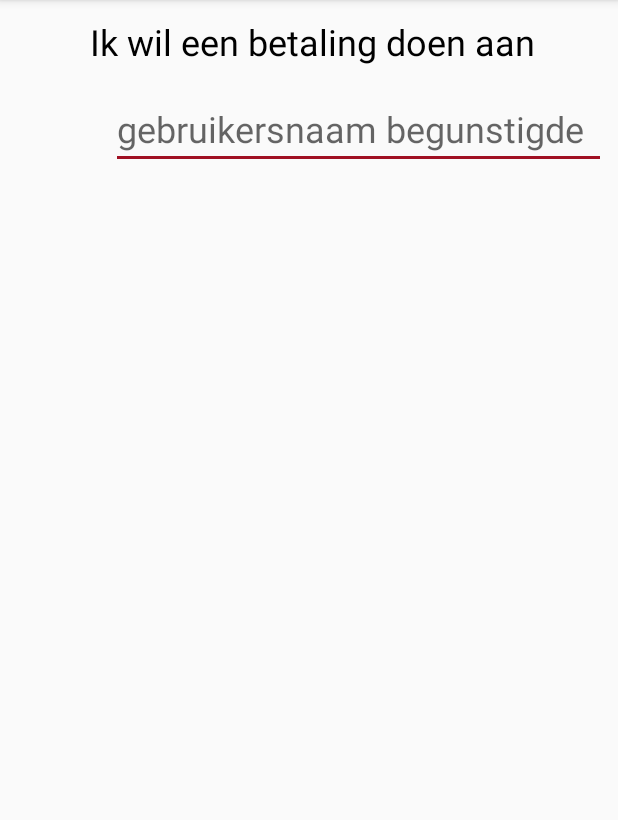
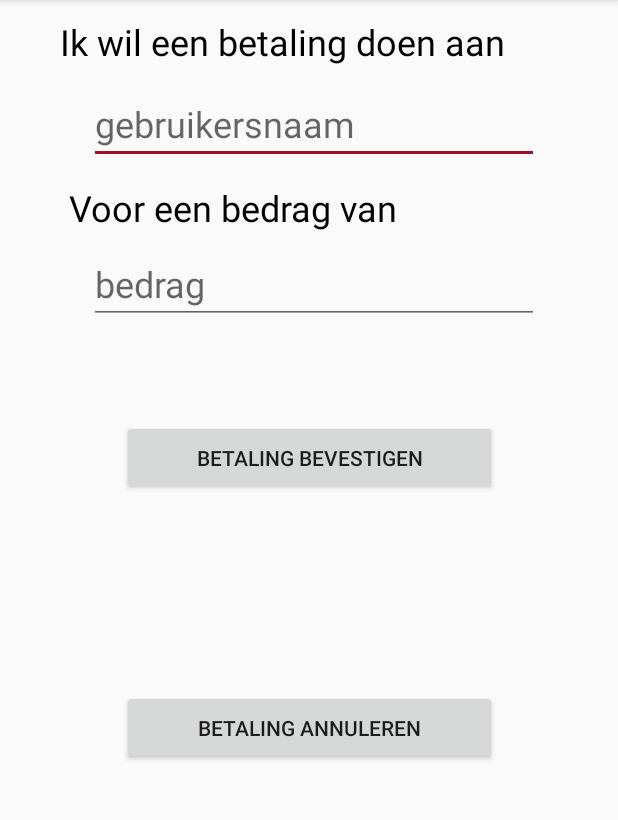
Before and after one commit to dragonq1/NetPay, an Android app: the BetalingManueel screen opened directly, with no data from a screen before it, on a phone screen of 412 x 824 dp, the part 84-904 px from its top. Run offline under Robolectric (Android 15) with nearby library versions, the phone set to English and light mode, and no system bars; our stand-ins replace Volley; 1 statement that could not run was skipped.

Commit message:
-Manueel betalen afgewerkt en methode gemaakt om betalingen te doen

```diff
--- a/app/src/main/java/com/example/quinten/netpay/MainActivity.java
+++ b/app/src/main/java/com/example/quinten/netpay/MainActivity.java
@@ -13,6 +13,7 @@ import android.widget.Toast;
 import com.android.volley.RequestQueue;
 import com.android.volley.Response;
 import com.android.volley.toolbox.Volley;
+import com.example.quinten.requests.LoginRequest;
 
 import org.json.JSONException;
 import org.json.JSONObject;
--- a/app/src/main/java/com/example/quinten/netpay/Registreren.java
+++ b/app/src/main/java/com/example/quinten/netpay/Registreren.java
@@ -12,6 +12,7 @@ import android.widget.Toast;
 import com.android.volley.RequestQueue;
 import com.android.volley.Response;
 import com.android.volley.toolbox.Volley;
+import com.example.quinten.requests.RegisterRequest;
 
 import org.json.JSONException;
 import org.json.JSONObject;
--- a/app/src/main/java/com/example/quinten/netpay/Transacties.java
+++ b/app/src/main/java/com/example/quinten/netpay/Transacties.java
@@ -15,6 +15,7 @@ import android.widget.Toast;
 import com.android.volley.RequestQueue;
 import com.android.volley.Response;
 import com.android.volley.toolbox.Volley;
+import com.example.quinten.requests.TransactiesRequest;
 
 import org.json.JSONException;
 import org.json.JSONObject;
--- a/app/src/main/java/com/example/quinten/netpay/WachtwoordVeranderen.java
+++ b/app/src/main/java/com/example/quinten/netpay/WachtwoordVeranderen.java
@@ -12,6 +12,7 @@ import android.widget.Toast;
 import com.android.volley.RequestQueue;
 import com.android.volley.Response;
 import com.android.volley.toolbox.Volley;
+import com.example.quinten.requests.WachtwoordVRequest;
 
 import org.json.JSONException;
 import org.json.JSONObject;
--- a/app/src/main/java/com/example/quinten/netpay/LoginRequest.java
+++ b/app/src/main/java/com/example/quinten/requests/LoginRequest.java
@@ -1,4 +1,4 @@
-package com.example.quinten.netpay;
+package com.example.quinten.requests;
 
 import com.android.volley.Response;
 import com.android.volley.toolbox.StringRequest;
--- a/app/src/main/java/com/example/quinten/netpay/RegisterRequest.java
+++ b/app/src/main/java/com/example/quinten/requests/RegisterRequest.java
@@ -1,4 +1,4 @@
-package com.example.quinten.netpay;
+package com.example.quinten.requests;
 
 
 import com.android.volley.Response;
--- a/app/src/main/java/com/example/quinten/netpay/TransactiesRequest.java
+++ b/app/src/main/java/com/example/quinten/requests/TransactiesRequest.java
@@ -1,4 +1,4 @@
-package com.example.quinten.netpay;
+package com.example.quinten.requests;
 
 import com.android.volley.Response;
 import com.android.volley.toolbox.StringRequest;
--- a/app/src/main/java/com/example/quinten/netpay/WachtwoordVRequest.java
+++ b/app/src/main/java/com/example/quinten/requests/WachtwoordVRequest.java
@@ -1,4 +1,4 @@
-package com.example.quinten.netpay;
+package com.example.quinten.requests;
 
 import com.android.volley.Response;
 import com.android.volley.toolbox.StringRequest;
--- a/app/src/main/res/layout/activity_betaling_manueel.xml
+++ b/app/src/main/res/layout/activity_betaling_manueel.xml
@@ -6,57 +6,119 @@
     android:layout_height="match_parent"
     tools:context="com.example.quinten.netpay.BetalingManueel">
 
-    <RelativeLayout
-        android:layout_width="344dp"
-        android:layout_height="495dp"
-        android:layout_marginBottom="8dp"
-        android:layout_marginLeft="8dp"
-        android:layout_marginRight="8dp"
-        android:layout_marginTop="8dp"
-        app:layout_constraintBottom_toBottomOf="parent"
-        app:layout_constraintHorizontal_bias="1.0"
-        app:layout_constraintLeft_toLeftOf="parent"
-        app:layout_constraintRight_toRightOf="parent"
-        app:layout_constraintTop_toTopOf="parent"
-        app:layout_constraintVertical_bias="0.0">
-
     <EditText
         android:id="@+id/txtiBegunstigde"
-            android:layout_width="500dp"
+        android:layout_width="300dp"
         android:layout_height="40dp"
         android:layout_alignParentLeft="true"
         android:layout_alignParentStart="true"
         android:layout_alignParentTop="true"
+        android:layout_marginLeft="0dp"
+        android:layout_marginTop="8dp"
         android:background="@null"
         android:ems="10"
+        android:enabled="false"
         android:inputType="textPersonName"
         android:text="Ik wil een betaling doen aan"
+        android:textColor="#000"
         android:textSize="24sp"
+        app:layout_constraintLeft_toLeftOf="parent"
+        app:layout_constraintTop_toTopOf="parent"
+        tools:ignore="HardcodedText,RtlHardcoded"
+        android:layout_marginRight="32dp"
+        app:layout_constraintRight_toRightOf="parent" />
+
+    <EditText
+        android:id="@+id/txtiBedrag"
+        android:layout_width="300dp"
+        android:layout_height="40dp"
+        android:layout_alignParentLeft="true"
+        android:layout_alignParentStart="true"
+        android:layout_alignParentTop="true"
+        android:layout_marginLeft="0dp"
+        android:layout_marginRight="32dp"
+        android:layout_marginTop="9dp"
+        android:background="@null"
+        android:ems="10"
         android:enabled="false"
+        android:inputType="textPersonName"
+        android:text="Voor een bedrag van"
         android:textColor="#000"
-            tools:layout_editor_absoluteX="0dp"
-            tools:layout_editor_absoluteY="0dp"
-            tools:ignore="HardcodedText" />
+        android:textSize="24sp"
+        app:layout_constraintHorizontal_bias="0.571"
+        app:layout_constraintLeft_toLeftOf="parent"
+        app:layout_constraintRight_toRightOf="parent"
+        app:layout_constraintTop_toBottomOf="@+id/txtBegunstigde"
+        tools:ignore="HardcodedText,RtlHardcoded" />
 
     <EditText
         android:id="@+id/txtBegunstigde"
-            android:layout_width="500dp"
+        android:layout_width="300dp"
         android:layout_height="wrap_content"
         android:layout_alignParentLeft="true"
         android:layout_alignParentStart="true"
         android:layout_below="@+id/txtiBegunstigde"
-            android:layout_marginLeft="14dp"
+        android:layout_marginLeft="8dp"
         android:layout_marginStart="14dp"
-            android:layout_marginTop="11dp"
+        android:layout_marginTop="8dp"
         android:ems="10"
-            android:hint="gebruikersnaam begunstigde"
+        android:hint="gebruikersnaam"
         android:inputType="textPersonName"
+        android:textColor="@color/colorPrimaryDark"
         android:textSize="24sp"
+        app:layout_constraintLeft_toLeftOf="parent"
+        app:layout_constraintTop_toBottomOf="@+id/txtiBegunstigde"
+        tools:ignore="HardcodedText"
+        android:layout_marginRight="8dp"
+        app:layout_constraintRight_toRightOf="parent" />
+
+    <EditText
+        android:id="@+id/txtBedrag"
+        android:layout_width="300dp"
+        android:layout_height="49dp"
+        android:layout_alignParentLeft="true"
+        android:layout_alignParentStart="true"
+        android:layout_below="@+id/txtiBegunstigde"
+        android:layout_marginLeft="8dp"
+        android:layout_marginRight="8dp"
+        android:layout_marginStart="14dp"
+        android:layout_marginTop="8dp"
+        android:ems="10"
+        android:hint="bedrag"
+        android:inputType="numberDecimal"
         android:textColor="@color/colorPrimaryDark"
-            tools:ignore="HardcodedText"
-            tools:layout_editor_absoluteX="0dp"
-            tools:layout_editor_absoluteY="0dp" />
+        android:textSize="24sp"
+        app:layout_constraintLeft_toLeftOf="parent"
+        app:layout_constraintRight_toRightOf="parent"
+        app:layout_constraintTop_toBottomOf="@+id/txtiBedrag"
+        tools:ignore="HardcodedText" />
 
-    </RelativeLayout>
+    <Button
+        android:id="@+id/btnBevestigen"
+        android:layout_width="250dp"
+        android:layout_height="50dp"
+        android:layout_marginLeft="8dp"
+        android:layout_marginRight="8dp"
+        android:layout_marginTop="64dp"
+        android:text="Betaling bevestigen"
+        app:layout_constraintLeft_toLeftOf="parent"
+        app:layout_constraintRight_toRightOf="parent"
+        app:layout_constraintTop_toBottomOf="@+id/txtBedrag"
+        tools:ignore="HardcodedText" />
+
+    <Button
+        android:id="@+id/btnAnnuleren"
+        android:layout_width="250dp"
+        android:layout_height="50dp"
+        android:layout_marginBottom="128dp"
+        android:layout_marginLeft="8dp"
+        android:layout_marginRight="8dp"
+        android:layout_marginTop="0dp"
+        android:text="Betaling annuleren"
+        app:layout_constraintBottom_toBottomOf="parent"
+        app:layout_constraintLeft_toLeftOf="parent"
+        app:layout_constraintRight_toRightOf="parent"
+        app:layout_constraintTop_toBottomOf="@+id/btnBevestigen"
+        tools:ignore="HardcodedText" />
 
 </android.support.constraint.ConstraintLayout>
```
Also changed, not shown: app/src/main/java/com/example/quinten/netpay/BetalingManueel.java (+149 -1 lines), app/src/main/java/com/example/quinten/requests/BetalingRequest.java (added, +28 -0 lines), 71 other files. Lines whose indentation alone changed are shown as unchanged.
